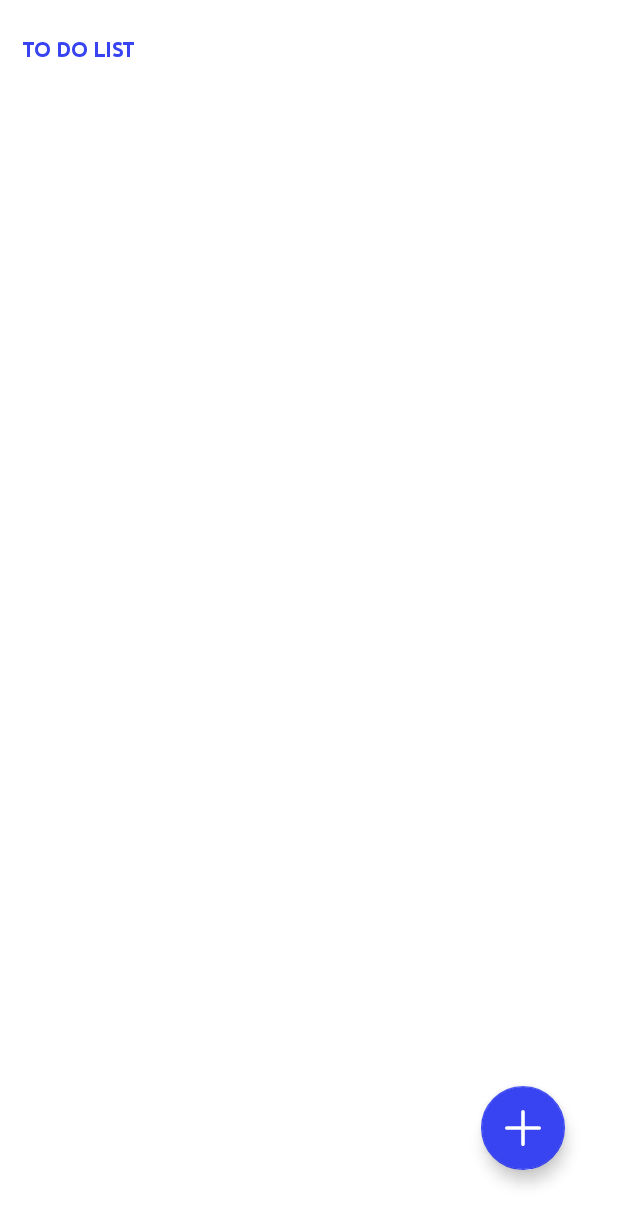
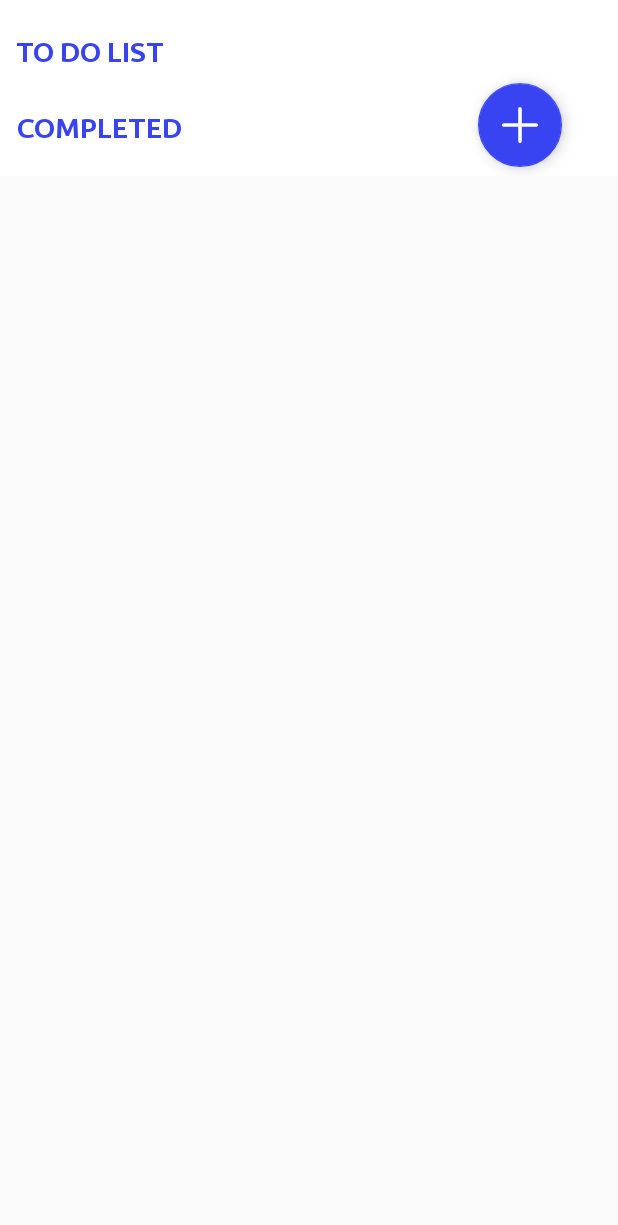
Before and after one commit to dino-sunny/Todo, an Android app: the screen it shows after launch (HomeActivity), on a phone screen of 412 x 824 dp. Shown: the top 1225 px of the screen. Run offline under Robolectric (Android 15) with nearby library versions, the phone set to English and light mode, and no system bars; our stand-ins replace Room's generated code, data binding.

Commit message:
completed todos updated

```diff
--- a/app/src/main/java/com/dino/todo/database/TodoDatabaseDao.kt
+++ b/app/src/main/java/com/dino/todo/database/TodoDatabaseDao.kt
@@ -14,6 +14,9 @@ interface TodoDatabaseDao {
     @Delete
     fun delete(todo: Todo)
 
-    @Query("SELECT * FROM todo_table")
+    @Query("SELECT * FROM todo_table WHERE completed = 0 ORDER BY todoId DESC")
     fun getAllTodo(): LiveData<List<Todo>>
+
+    @Query("SELECT * FROM todo_table WHERE completed = 1 ORDER BY todoId DESC")
+    fun getCompletedTodo(): LiveData<List<Todo>>
 }
--- a/app/src/main/java/com/dino/todo/home/HomeActivity.kt
+++ b/app/src/main/java/com/dino/todo/home/HomeActivity.kt
@@ -6,12 +6,14 @@ import android.widget.Toast
 import androidx.databinding.DataBindingUtil
 import androidx.lifecycle.ViewModelProvider
 import com.dino.todo.R
+import com.dino.todo.database.Todo
 import com.dino.todo.database.TodoDatabase
 import com.dino.todo.databinding.ActivityHomeBinding
 
-class HomeActivity : AppCompatActivity() {
+class HomeActivity : AppCompatActivity(),OnTodoClickListener {
     private lateinit var binding: ActivityHomeBinding
     private lateinit var todoAdapter: TodoAdapter
+    private lateinit var completedTodoAdapter: TodoAdapter
     private lateinit var homeViewModel: HomeViewModel
 
     override fun onCreate(savedInstanceState: Bundle?) {
@@ -29,14 +31,22 @@ class HomeActivity : AppCompatActivity() {
         setObservers()
     }
     private fun setAdapter() {
-        todoAdapter = TodoAdapter()
+        todoAdapter = TodoAdapter(this)
+        completedTodoAdapter = TodoAdapter(this)
         binding.todo.adapter = todoAdapter
+        binding.todos.adapter = completedTodoAdapter
     }
 
     private fun setObservers(){
         homeViewModel.todo.observe(this,{
             it.let {
                 todoAdapter.submitList(it)
+            }
+        })
+
+        homeViewModel.completedTodo.observe(this,{
+            it.let {
+                completedTodoAdapter.submitList(it)
             }
         })
 
@@ -48,4 +58,18 @@ class HomeActivity : AppCompatActivity() {
             }
         })
     }
+
+    override fun onDeleteClicked(todo: Todo) {
+        homeViewModel.deleteTodo(todo)
+    }
+
+    override fun onEditClicked(todo: Todo) {
+        Toast.makeText(this,"",Toast.LENGTH_SHORT).show()
+    }
+
+    override fun onDoneClicked(todo: Todo) {
+        todo.completed = true
+        homeViewModel.updateTodo(todo)
+        todoAdapter.notifyDataSetChanged()
+    }
 }
--- a/app/src/main/java/com/dino/todo/home/TodoAdapter.kt
+++ b/app/src/main/java/com/dino/todo/home/TodoAdapter.kt
@@ -8,7 +8,7 @@ import androidx.recyclerview.widget.RecyclerView
 import com.dino.todo.database.Todo
 import com.dino.todo.databinding.TodoItemBinding
 
-class TodoAdapter() : ListAdapter<Todo, ViewHolder>(
+class TodoAdapter(private val todoClickListener: OnTodoClickListener) : ListAdapter<Todo, ViewHolder>(
     RecentDiffCallback()
 ){
 
@@ -20,16 +20,23 @@ class TodoAdapter() : ListAdapter<Todo, ViewHolder>(
 
     override fun onBindViewHolder(holder: ViewHolder, position: Int) {
         val item = getItem(position)
-        holder.bind((item))
+        holder.bind((item),todoClickListener)
     }
 }
 
 class ViewHolder(val binding: TodoItemBinding): RecyclerView.ViewHolder(binding.root){
 
-    fun bind(item: Todo) {
+    fun bind(item: Todo,todoClickListener: OnTodoClickListener) {
         binding.todo = item
+        binding.clickListener = todoClickListener
         binding.executePendingBindings()
     }
+}
+
+interface OnTodoClickListener{
+    fun onDeleteClicked(todo: Todo)
+    fun onEditClicked(todo: Todo)
+    fun onDoneClicked(todo: Todo)
 }
 class RecentDiffCallback : DiffUtil.ItemCallback<Todo>() {
     override fun areItemsTheSame(oldItem: Todo, newItem: Todo): Boolean {
--- a/app/src/main/res/layout/activity_home.xml
+++ b/app/src/main/res/layout/activity_home.xml
@@ -7,51 +7,93 @@
             name="homeViewModel"
             type="com.dino.todo.home.HomeViewModel" />
     </data>
+    <ScrollView
+        android:layout_width="match_parent"
+        android:layout_height="match_parent">
+
         <androidx.constraintlayout.widget.ConstraintLayout
             android:layout_width="match_parent"
-        android:layout_height="match_parent"
-        tools:context=".home.HomeActivity"
-        android:background="@color/white">
+            android:layout_height="wrap_content"
+            android:background="@color/white"
+            tools:context=".home.HomeActivity">
 
             <TextView
                 android:id="@+id/todo_heading"
                 android:layout_width="wrap_content"
                 android:layout_height="wrap_content"
                 android:layout_marginTop="24dp"
+                android:fontFamily="@font/ubuntu_bold"
+                android:paddingBottom="21dp"
                 android:text="TO DO LIST"
+                android:textColor="@color/blue_700"
+                android:textSize="18sp"
+                app:layout_constraintEnd_toEndOf="parent"
+                app:layout_constraintHorizontal_bias="0.035"
+                app:layout_constraintStart_toStartOf="@+id/todo"
+                app:layout_constraintTop_toTopOf="parent" />
+
+            <androidx.recyclerview.widget.RecyclerView
+                android:id="@+id/todo"
+                android:layout_width="match_parent"
+                android:layout_height="wrap_content"
+                app:layoutManager="androidx.recyclerview.widget.LinearLayoutManager"
+                app:layout_constraintTop_toBottomOf="@+id/todo_heading"
+                tools:layout_editor_absoluteX="11dp"
+                tools:listitem="@layout/todo_item">
+
+            </androidx.recyclerview.widget.RecyclerView>
+
+            <androidx.recyclerview.widget.RecyclerView
+                android:id="@+id/todos"
+                android:layout_width="match_parent"
+                android:layout_height="wrap_content"
+                android:layout_marginStart="11dp"
+                android:layout_marginEnd="11dp"
+                app:layoutManager="androidx.recyclerview.widget.LinearLayoutManager"
+                app:layout_constraintBottom_toBottomOf="parent"
+                app:layout_constraintEnd_toEndOf="parent"
+                app:layout_constraintHorizontal_bias="0.0"
+                app:layout_constraintStart_toStartOf="parent"
+                app:layout_constraintTop_toBottomOf="@+id/textView8"
+                app:layout_constraintVertical_bias="0.0"
+                tools:listitem="@layout/todo_item">
+
+            </androidx.recyclerview.widget.RecyclerView>
+
+            <TextView
+                android:id="@+id/textView8"
+                android:layout_width="wrap_content"
+                android:layout_height="wrap_content"
+                android:layout_marginStart="11dp"
+                android:layout_marginTop="8dp"
+                android:fontFamily="@font/ubuntu_bold"
                 android:paddingBottom="21dp"
-            android:fontFamily="@font/ubuntu_bold"
+                android:text="COMPLETED"
                 android:textColor="@color/blue_700"
+                android:textSize="18sp"
                 app:layout_constraintEnd_toEndOf="parent"
-            app:layout_constraintHorizontal_bias="0.045"
+                app:layout_constraintHorizontal_bias="0.0"
                 app:layout_constraintStart_toStartOf="parent"
-            app:layout_constraintTop_toTopOf="parent" />
+                app:layout_constraintTop_toBottomOf="@+id/todo" />
 
             <com.google.android.material.floatingactionbutton.FloatingActionButton
                 android:id="@+id/floatingActionButton"
                 android:layout_width="wrap_content"
                 android:layout_height="wrap_content"
                 android:clickable="true"
+                android:contentDescription="TODO"
                 android:onClick="@{() -> homeViewModel.onAddTodoClick()}"
                 app:backgroundTint="@color/blue_700"
-            app:tint="@color/white"
-            app:srcCompat="@drawable/ic_plus"
-            app:layout_constraintBottom_toBottomOf="parent"
+                app:layout_constraintBottom_toBottomOf="@+id/todos"
                 app:layout_constraintEnd_toEndOf="parent"
-            app:layout_constraintHorizontal_bias="0.901"
+                app:layout_constraintHorizontal_bias="0.895"
                 app:layout_constraintStart_toStartOf="parent"
                 app:layout_constraintTop_toTopOf="parent"
-            app:layout_constraintVertical_bias="0.943"
-            android:contentDescription="TODO" />
+                app:layout_constraintVertical_bias="0.9"
+                app:srcCompat="@drawable/ic_plus"
+                app:tint="@color/white" />
 
-        <androidx.recyclerview.widget.RecyclerView
-            android:layout_width="match_parent"
-            android:layout_height="0dp"
-            android:id="@+id/todo"
-            app:layoutManager="androidx.recyclerview.widget.LinearLayoutManager"
-            app:layout_constraintBottom_toBottomOf="parent"
-            app:layout_constraintEnd_toEndOf="parent"
-            app:layout_constraintStart_toStartOf="parent"
-            app:layout_constraintTop_toBottomOf="@+id/todo_heading" />
         </androidx.constraintlayout.widget.ConstraintLayout>
+    </ScrollView>
+
 </layout>
--- a/app/src/main/res/values/colors.xml
+++ b/app/src/main/res/values/colors.xml
@@ -7,4 +7,5 @@
     <color name="teal_700">#FF018786</color>
     <color name="black">#FF000000</color>
     <color name="white">#FFFFFFFF</color>
+    <color name="todo_background">#f5f8ff</color>
 </resources>
```
Also changed, not shown: app/src/main/java/com/dino/todo/home/HomeViewModel.kt (+15 -4 lines), app/src/main/res/layout/todo_item.xml (+29 -12 lines). Lines whose indentation alone changed are shown as unchanged.
